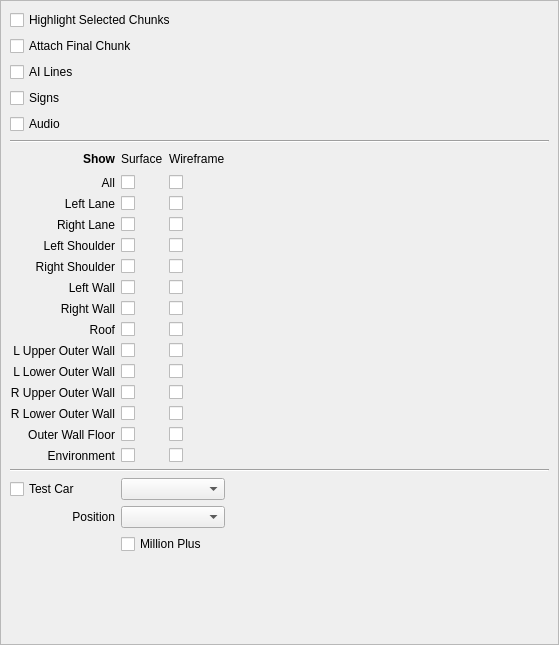
The window that TrackEditor/DisplaySettings.ui (Zizin13/Roller) describes before a commit, drawn with Qt 5.
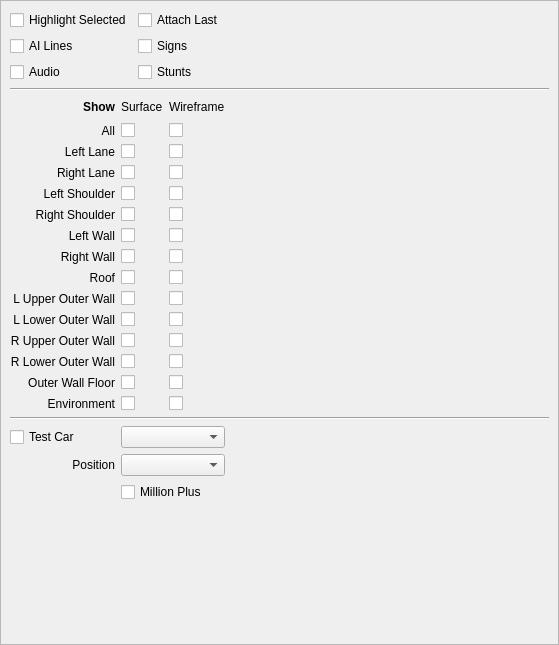
The same window after the commit.

Commit message: adding stunt visualization

Diff of the .ui file:
```diff
--- a/TrackEditor/DisplaySettings.ui
+++ b/TrackEditor/DisplaySettings.ui
@@ -44,31 +44,107 @@
        </rect>
       </property>
       <layout class="QGridLayout" name="gridLayout">
-       <item row="10" column="0">
-        <widget class="QLabel" name="lblLShoulder">
+       <item row="13" column="1">
+        <widget class="QCheckBox" name="ckLUOWallSurface">
          <property name="text">
-          <string>Left Shoulder</string>
+          <string/>
          </property>
-         <property name="alignment">
-          <set>Qt::AlignRight|Qt::AlignTrailing|Qt::AlignVCenter</set>
+        </widget>
+       </item>
+       <item row="9" column="1">
+        <widget class="QCheckBox" name="ckRShoulderSurface">
+         <property name="text">
+          <string/>
          </property>
         </widget>
        </item>
-       <item row="4" column="0" colspan="3">
-        <widget class="QCheckBox" name="ckAudio">
+       <item row="9" column="2">
+        <widget class="QCheckBox" name="ckRShoulderWireframe">
          <property name="text">
-          <string>Audio</string>
+          <string/>
          </property>
         </widget>
        </item>
-       <item row="14" column="1">
+       <item row="23" column="0">
+        <spacer name="verticalSpacer">
+         <property name="orientation">
+          <enum>Qt::Vertical</enum>
+         </property>
+         <property name="sizeHint" stdset="0">
+          <size>
+           <width>20</width>
+           <height>40</height>
+          </size>
+         </property>
+        </spacer>
+       </item>
+       <item row="12" column="1">
         <widget class="QCheckBox" name="ckRoofSurface">
          <property name="text">
           <string/>
          </property>
         </widget>
        </item>
-       <item row="6" column="0">
+       <item row="14" column="2">
+        <widget class="QCheckBox" name="ckLLOWallWireframe">
+         <property name="text">
+          <string/>
+         </property>
+        </widget>
+       </item>
+       <item row="17" column="2">
+        <widget class="QCheckBox" name="ckOWallFloorWireframe">
+         <property name="text">
+          <string/>
+         </property>
+        </widget>
+       </item>
+       <item row="7" column="2">
+        <widget class="QCheckBox" name="ckRLaneWireframe">
+         <property name="text">
+          <string/>
+         </property>
+        </widget>
+       </item>
+       <item row="8" column="1">
+        <widget class="QCheckBox" name="ckLShoulderSurface">
+         <property name="text">
+          <string/>
+         </property>
+        </widget>
+       </item>
+       <item row="14" column="0">
+        <widget class="QLabel" name="lblLLOWall">
+         <property name="text">
+          <string>L Lower Outer Wall</string>
+         </property>
+         <property name="alignment">
+          <set>Qt::AlignRight|Qt::AlignTrailing|Qt::AlignVCenter</set>
+         </property>
+        </widget>
+       </item>
+       <item row="12" column="2">
+        <widget class="QCheckBox" name="ckRoofWireframe">
+         <property name="text">
+          <string/>
+         </property>
+        </widget>
+       </item>
+       <item row="16" column="2">
+        <widget class="QCheckBox" name="ckRLOWallWireframe">
+         <property name="text">
+          <string/>
+         </property>
+        </widget>
+       </item>
+       <item row="7" column="1">
+        <widget class="QCheckBox" name="ckRLaneSurface">
+         <property name="text">
+          <string/>
+         </property>
+        </widget>
+       </item>
+       <item row="4" column="0">
         <widget class="QLabel" name="label_16">
          <property name="font">
           <font>
@@ -84,162 +160,178 @@
          </property>
         </widget>
        </item>
-       <item row="19" column="2">
-        <widget class="QCheckBox" name="ckOWallFloorWireframe">
-         <property name="text">
-          <string/>
+       <item row="3" column="0" colspan="4">
+        <widget class="Line" name="line">
+         <property name="orientation">
+          <enum>Qt::Horizontal</enum>
          </property>
         </widget>
        </item>
-       <item row="7" column="2">
-        <widget class="QCheckBox" name="ckAllWireframe">
-         <property name="text">
-          <string/>
+       <item row="19" column="0" colspan="4">
+        <widget class="Line" name="line_2">
+         <property name="orientation">
+          <enum>Qt::Horizontal</enum>
          </property>
         </widget>
        </item>
-       <item row="9" column="0">
-        <widget class="QLabel" name="lblRLane">
+       <item row="13" column="2">
+        <widget class="QCheckBox" name="ckLUOWallWireframe">
          <property name="text">
-          <string>Right Lane</string>
-         </property>
-         <property name="alignment">
-          <set>Qt::AlignRight|Qt::AlignTrailing|Qt::AlignVCenter</set>
+          <string/>
          </property>
         </widget>
        </item>
        <item row="18" column="1">
-        <widget class="QCheckBox" name="ckRLOWallSurface">
+        <widget class="QCheckBox" name="ckEnvirFloorSurface">
          <property name="text">
           <string/>
          </property>
         </widget>
        </item>
-       <item row="16" column="2">
-        <widget class="QCheckBox" name="ckLLOWallWireframe">
+       <item row="17" column="0">
+        <widget class="QLabel" name="lblOWallFloor">
          <property name="text">
-          <string/>
+          <string>Outer Wall Floor</string>
          </property>
+         <property name="alignment">
+          <set>Qt::AlignRight|Qt::AlignTrailing|Qt::AlignVCenter</set>
+         </property>
         </widget>
        </item>
-       <item row="3" column="0" colspan="3">
-        <widget class="QCheckBox" name="ckSigns">
+       <item row="21" column="0">
+        <widget class="QLabel" name="label_3">
          <property name="text">
-          <string>Signs</string>
+          <string>Position</string>
+         </property>
+         <property name="alignment">
+          <set>Qt::AlignRight|Qt::AlignTrailing|Qt::AlignVCenter</set>
          </property>
         </widget>
        </item>
        <item row="12" column="0">
-        <widget class="QLabel" name="lblLWall">
+        <widget class="QLabel" name="lblRoof">
          <property name="text">
-          <string>Left Wall</string>
+          <string>Roof</string>
          </property>
          <property name="alignment">
           <set>Qt::AlignRight|Qt::AlignTrailing|Qt::AlignVCenter</set>
          </property>
         </widget>
        </item>
-       <item row="13" column="0">
-        <widget class="QLabel" name="lblRWall">
+       <item row="22" column="1" colspan="2">
+        <widget class="QCheckBox" name="ckMillionPlus">
          <property name="text">
-          <string>Right Wall</string>
+          <string>Million Plus</string>
          </property>
-         <property name="alignment">
-          <set>Qt::AlignRight|Qt::AlignTrailing|Qt::AlignVCenter</set>
-         </property>
         </widget>
        </item>
-       <item row="15" column="0">
-        <widget class="QLabel" name="lblLUOWall">
-         <property name="text">
-          <string>L Upper Outer Wall</string>
-         </property>
-         <property name="alignment">
-          <set>Qt::AlignRight|Qt::AlignTrailing|Qt::AlignVCenter</set>
-         </property>
-        </widget>
-       </item>
-       <item row="14" column="2">
-        <widget class="QCheckBox" name="ckRoofWireframe">
+       <item row="5" column="2">
+        <widget class="QCheckBox" name="ckAllWireframe">
          <property name="text">
           <string/>
          </property>
         </widget>
        </item>
+       <item row="8" column="0">
+        <widget class="QLabel" name="lblLShoulder">
+         <property name="text">
+          <string>Left Shoulder</string>
+         </property>
+         <property name="alignment">
+          <set>Qt::AlignRight|Qt::AlignTrailing|Qt::AlignVCenter</set>
+         </property>
+        </widget>
+       </item>
        <item row="16" column="1">
+        <widget class="QCheckBox" name="ckRLOWallSurface">
+         <property name="text">
+          <string/>
+         </property>
+        </widget>
+       </item>
+       <item row="18" column="2">
+        <widget class="QCheckBox" name="ckEnvirFloorWireframe">
+         <property name="text">
+          <string/>
+         </property>
+        </widget>
+       </item>
+       <item row="8" column="2">
+        <widget class="QCheckBox" name="ckLShoulderWireframe">
+         <property name="text">
+          <string/>
+         </property>
+        </widget>
+       </item>
+       <item row="10" column="2">
+        <widget class="QCheckBox" name="ckLWallWireframe">
+         <property name="text">
+          <string/>
+         </property>
+        </widget>
+       </item>
+       <item row="16" column="0">
+        <widget class="QLabel" name="lblRLOWall">
+         <property name="text">
+          <string>R Lower Outer Wall</string>
+         </property>
+         <property name="alignment">
+          <set>Qt::AlignRight|Qt::AlignTrailing|Qt::AlignVCenter</set>
+         </property>
+        </widget>
+       </item>
+       <item row="15" column="1">
+        <widget class="QCheckBox" name="ckRUOWallSurface">
+         <property name="text">
+          <string/>
+         </property>
+        </widget>
+       </item>
+       <item row="20" column="1" colspan="2">
+        <widget class="QComboBox" name="cbTestCarType"/>
+       </item>
+       <item row="14" column="1">
         <widget class="QCheckBox" name="ckLLOWallSurface">
          <property name="text">
           <string/>
          </property>
         </widget>
        </item>
-       <item row="13" column="1">
+       <item row="11" column="1">
         <widget class="QCheckBox" name="ckRWallSurface">
          <property name="text">
           <string/>
          </property>
         </widget>
        </item>
-       <item row="2" column="0" colspan="3">
-        <widget class="QCheckBox" name="ckAILines">
-         <property name="text">
-          <string>AI Lines</string>
-         </property>
-        </widget>
-       </item>
-       <item row="6" column="2">
+       <item row="4" column="2">
         <widget class="QLabel" name="label_2">
          <property name="text">
           <string>Wireframe</string>
          </property>
         </widget>
        </item>
-       <item row="0" column="0" colspan="3">
-        <widget class="QCheckBox" name="ckHighlightSelection">
+       <item row="15" column="0">
+        <widget class="QLabel" name="lblRUOWall">
          <property name="text">
-          <string>Highlight Selected Chunks</string>
-         </property>
-        </widget>
-       </item>
-       <item row="11" column="1">
-        <widget class="QCheckBox" name="ckRShoulderSurface">
-         <property name="text">
-          <string/>
-         </property>
-        </widget>
-       </item>
-       <item row="1" column="0" colspan="3">
-        <widget class="QCheckBox" name="ckAttachLast">
-         <property name="text">
-          <string>Attach Final Chunk</string>
-         </property>
-        </widget>
-       </item>
-       <item row="16" column="0">
-        <widget class="QLabel" name="lblLLOWall">
-         <property name="text">
-          <string>L Lower Outer Wall</string>
+          <string>R Upper Outer Wall</string>
          </property>
          <property name="alignment">
           <set>Qt::AlignRight|Qt::AlignTrailing|Qt::AlignVCenter</set>
          </property>
         </widget>
        </item>
-       <item row="22" column="0">
+       <item row="21" column="1" colspan="2">
+        <widget class="QComboBox" name="cbTestCarPos"/>
+       </item>
+       <item row="20" column="0">
         <widget class="QCheckBox" name="ckTestCar">
          <property name="text">
           <string>Test Car</string>
          </property>
         </widget>
        </item>
-       <item row="15" column="2">
-        <widget class="QCheckBox" name="ckLUOWallWireframe">
-         <property name="text">
-          <string/>
-         </property>
-        </widget>
-       </item>
-       <item row="8" column="0">
+       <item row="6" column="0">
         <widget class="QLabel" name="lblLLane">
          <property name="text">
           <string>Left Lane</string>
@@ -249,205 +341,51 @@
          </property>
         </widget>
        </item>
-       <item row="18" column="0">
-        <widget class="QLabel" name="lblRLOWall">
+       <item row="7" column="0">
+        <widget class="QLabel" name="lblRLane">
          <property name="text">
-          <string>R Lower Outer Wall</string>
+          <string>Right Lane</string>
          </property>
          <property name="alignment">
           <set>Qt::AlignRight|Qt::AlignTrailing|Qt::AlignVCenter</set>
          </property>
         </widget>
        </item>
-       <item row="9" column="1">
-        <widget class="QCheckBox" name="ckRLaneSurface">
-         <property name="text">
-          <string/>
-         </property>
-        </widget>
-       </item>
-       <item row="23" column="0">
-        <widget class="QLabel" name="label_3">
-         <property name="text">
-          <string>Position</string>
-         </property>
-         <property name="alignment">
-          <set>Qt::AlignRight|Qt::AlignTrailing|Qt::AlignVCenter</set>
-         </property>
-        </widget>
-       </item>
-       <item row="25" column="0">
-        <spacer name="verticalSpacer">
-         <property name="orientation">
-          <enum>Qt::Vertical</enum>
-         </property>
-         <property name="sizeHint" stdset="0">
-          <size>
-           <width>20</width>
-           <height>40</height>
-          </size>
-         </property>
-        </spacer>
-       </item>
-       <item row="11" column="2">
-        <widget class="QCheckBox" name="ckRShoulderWireframe">
-         <property name="text">
-          <string/>
-         </property>
-        </widget>
-       </item>
-       <item row="12" column="2">
-        <widget class="QCheckBox" name="ckLWallWireframe">
-         <property name="text">
-          <string/>
-         </property>
-        </widget>
-       </item>
-       <item row="19" column="1">
-        <widget class="QCheckBox" name="ckOWallFloorSurface">
-         <property name="text">
-          <string/>
-         </property>
-        </widget>
-       </item>
-       <item row="15" column="1">
-        <widget class="QCheckBox" name="ckLUOWallSurface">
-         <property name="text">
-          <string/>
-         </property>
-        </widget>
-       </item>
-       <item row="20" column="1">
-        <widget class="QCheckBox" name="ckEnvirFloorSurface">
-         <property name="text">
-          <string/>
-         </property>
-        </widget>
-       </item>
-       <item row="22" column="1" colspan="2">
-        <widget class="QComboBox" name="cbTestCarType"/>
-       </item>
-       <item row="9" column="2">
-        <widget class="QCheckBox" name="ckRLaneWireframe">
-         <property name="text">
-          <string/>
-         </property>
-        </widget>
-       </item>
-       <item row="8" column="2">
-        <widget class="QCheckBox" name="ckLLaneWireframe">
-         <property name="text">
-          <string/>
-         </property>
-        </widget>
-       </item>
-       <item row="10" column="1">
-        <widget class="QCheckBox" name="ckLShoulderSurface">
-         <property name="text">
-          <string/>
-         </property>
-        </widget>
-       </item>
-       <item row="21" column="0" colspan="4">
-        <widget class="Line" name="line_2">
-         <property name="orientation">
-          <enum>Qt::Horizontal</enum>
-         </property>
-        </widget>
-       </item>
-       <item row="23" column="1" colspan="2">
-        <widget class="QComboBox" name="cbTestCarPos"/>
-       </item>
-       <item row="13" column="2">
-        <widget class="QCheckBox" name="ckRWallWireframe">
-         <property name="text">
-          <string/>
-         </property>
-        </widget>
-       </item>
-       <item row="5" column="0" colspan="4">
-        <widget class="Line" name="line">
-         <property name="orientation">
-          <enum>Qt::Horizontal</enum>
-         </property>
-        </widget>
-       </item>
-       <item row="6" column="3">
-        <spacer name="horizontalSpacer">
-         <property name="orientation">
-          <enum>Qt::Horizontal</enum>
-         </property>
-         <property name="sizeHint" stdset="0">
-          <size>
-           <width>40</width>
-           <height>20</height>
-          </size>
-         </property>
-        </spacer>
-       </item>
-       <item row="6" column="1">
-        <widget class="QLabel" name="label">
-         <property name="text">
-          <string>Surface</string>
-         </property>
-        </widget>
-       </item>
-       <item row="19" column="0">
-        <widget class="QLabel" name="lblOWallFloor">
-         <property name="text">
-          <string>Outer Wall Floor</string>
-         </property>
-         <property name="alignment">
-          <set>Qt::AlignRight|Qt::AlignTrailing|Qt::AlignVCenter</set>
-         </property>
-        </widget>
-       </item>
-       <item row="18" column="2">
-        <widget class="QCheckBox" name="ckRLOWallWireframe">
-         <property name="text">
-          <string/>
-         </property>
-        </widget>
-       </item>
-       <item row="20" column="2">
-        <widget class="QCheckBox" name="ckEnvirFloorWireframe">
-         <property name="text">
-          <string/>
-         </property>
-        </widget>
-       </item>
-       <item row="7" column="1">
+       <item row="5" column="1">
         <widget class="QCheckBox" name="ckAllSurface">
          <property name="text">
           <string/>
          </property>
         </widget>
        </item>
-       <item row="8" column="1">
-        <widget class="QCheckBox" name="ckLLaneSurface">
-         <property name="text">
-          <string/>
-         </property>
-        </widget>
-       </item>
-       <item row="20" column="0">
-        <widget class="QLabel" name="lblEnvirFloor">
-         <property name="text">
-          <string>Environment</string>
-         </property>
-         <property name="alignment">
-          <set>Qt::AlignRight|Qt::AlignTrailing|Qt::AlignVCenter</set>
-         </property>
-        </widget>
-       </item>
-       <item row="12" column="1">
+       <item row="10" column="1">
         <widget class="QCheckBox" name="ckLWallSurface">
          <property name="text">
           <string/>
          </property>
         </widget>
        </item>
+       <item row="10" column="0">
+        <widget class="QLabel" name="lblLWall">
+         <property name="text">
+          <string>Left Wall</string>
+         </property>
+         <property name="alignment">
+          <set>Qt::AlignRight|Qt::AlignTrailing|Qt::AlignVCenter</set>
+         </property>
+        </widget>
+       </item>
        <item row="11" column="0">
+        <widget class="QLabel" name="lblRWall">
+         <property name="text">
+          <string>Right Wall</string>
+         </property>
+         <property name="alignment">
+          <set>Qt::AlignRight|Qt::AlignTrailing|Qt::AlignVCenter</set>
+         </property>
+        </widget>
+       </item>
+       <item row="9" column="0">
         <widget class="QLabel" name="lblRShoulder">
          <property name="text">
           <string>Right Shoulder</string>
@@ -457,24 +395,7 @@
          </property>
         </widget>
        </item>
-       <item row="14" column="0">
-        <widget class="QLabel" name="lblRoof">
-         <property name="text">
-          <string>Roof</string>
-         </property>
-         <property name="alignment">
-          <set>Qt::AlignRight|Qt::AlignTrailing|Qt::AlignVCenter</set>
-         </property>
-        </widget>
-       </item>
-       <item row="10" column="2">
-        <widget class="QCheckBox" name="ckLShoulderWireframe">
-         <property name="text">
-          <string/>
-         </property>
-        </widget>
-       </item>
-       <item row="7" column="0">
+       <item row="5" column="0">
         <widget class="QLabel" name="lblAll">
          <property name="text">
           <string>All</string>
@@ -484,17 +405,54 @@
          </property>
         </widget>
        </item>
-       <item row="17" column="2">
+       <item row="15" column="2">
         <widget class="QCheckBox" name="ckRUOWallWireframe">
          <property name="text">
           <string/>
          </property>
         </widget>
        </item>
-       <item row="17" column="0">
-        <widget class="QLabel" name="lblRUOWall">
+       <item row="11" column="2">
+        <widget class="QCheckBox" name="ckRWallWireframe">
          <property name="text">
-          <string>R Upper Outer Wall</string>
+          <string/>
+         </property>
+        </widget>
+       </item>
+       <item row="4" column="3">
+        <spacer name="horizontalSpacer">
+         <property name="orientation">
+          <enum>Qt::Horizontal</enum>
+         </property>
+         <property name="sizeHint" stdset="0">
+          <size>
+           <width>40</width>
+           <height>20</height>
+          </size>
+         </property>
+        </spacer>
+       </item>
+       <item row="18" column="0">
+        <widget class="QLabel" name="lblEnvirFloor">
+         <property name="text">
+          <string>Environment</string>
+         </property>
+         <property name="alignment">
+          <set>Qt::AlignRight|Qt::AlignTrailing|Qt::AlignVCenter</set>
+         </property>
+        </widget>
+       </item>
+       <item row="6" column="2">
+        <widget class="QCheckBox" name="ckLLaneWireframe">
+         <property name="text">
+          <string/>
+         </property>
+        </widget>
+       </item>
+       <item row="13" column="0">
+        <widget class="QLabel" name="lblLUOWall">
+         <property name="text">
+          <string>L Upper Outer Wall</string>
          </property>
          <property name="alignment">
           <set>Qt::AlignRight|Qt::AlignTrailing|Qt::AlignVCenter</set>
@@ -502,19 +460,85 @@
         </widget>
        </item>
        <item row="17" column="1">
-        <widget class="QCheckBox" name="ckRUOWallSurface">
+        <widget class="QCheckBox" name="ckOWallFloorSurface">
          <property name="text">
           <string/>
          </property>
         </widget>
        </item>
-       <item row="24" column="1" colspan="2">
-        <widget class="QCheckBox" name="ckMillionPlus">
+       <item row="6" column="1">
+        <widget class="QCheckBox" name="ckLLaneSurface">
          <property name="text">
-          <string>Million Plus</string>
+          <string/>
          </property>
         </widget>
        </item>
+       <item row="4" column="1">
+        <widget class="QLabel" name="label">
+         <property name="text">
+          <string>Surface</string>
+         </property>
+        </widget>
+       </item>
+       <item row="2" column="0" colspan="4">
+        <layout class="QGridLayout" name="gridLayout_2">
+         <item row="2" column="1">
+          <widget class="QCheckBox" name="ckStunts">
+           <property name="text">
+            <string>Stunts</string>
+           </property>
+          </widget>
+         </item>
+         <item row="1" column="1">
+          <widget class="QCheckBox" name="ckSigns">
+           <property name="text">
+            <string>Signs</string>
+           </property>
+          </widget>
+         </item>
+         <item row="2" column="0">
+          <widget class="QCheckBox" name="ckAudio">
+           <property name="text">
+            <string>Audio</string>
+           </property>
+          </widget>
+         </item>
+         <item row="0" column="1">
+          <widget class="QCheckBox" name="ckAttachLast">
+           <property name="text">
+            <string>Attach Last</string>
+           </property>
+          </widget>
+         </item>
+         <item row="1" column="0">
+          <widget class="QCheckBox" name="ckAILines">
+           <property name="text">
+            <string>AI Lines</string>
+           </property>
+          </widget>
+         </item>
+         <item row="0" column="0">
+          <widget class="QCheckBox" name="ckHighlightSelection">
+           <property name="text">
+            <string>Highlight Selected</string>
+           </property>
+          </widget>
+         </item>
+         <item row="0" column="2">
+          <spacer name="horizontalSpacer_2">
+           <property name="orientation">
+            <enum>Qt::Horizontal</enum>
+           </property>
+           <property name="sizeHint" stdset="0">
+            <size>
+             <width>40</width>
+             <height>20</height>
+            </size>
+           </property>
+          </spacer>
+         </item>
+        </layout>
+       </item>
       </layout>
      </widget>
     </widget>
```
The commit also changes 5 other files.
